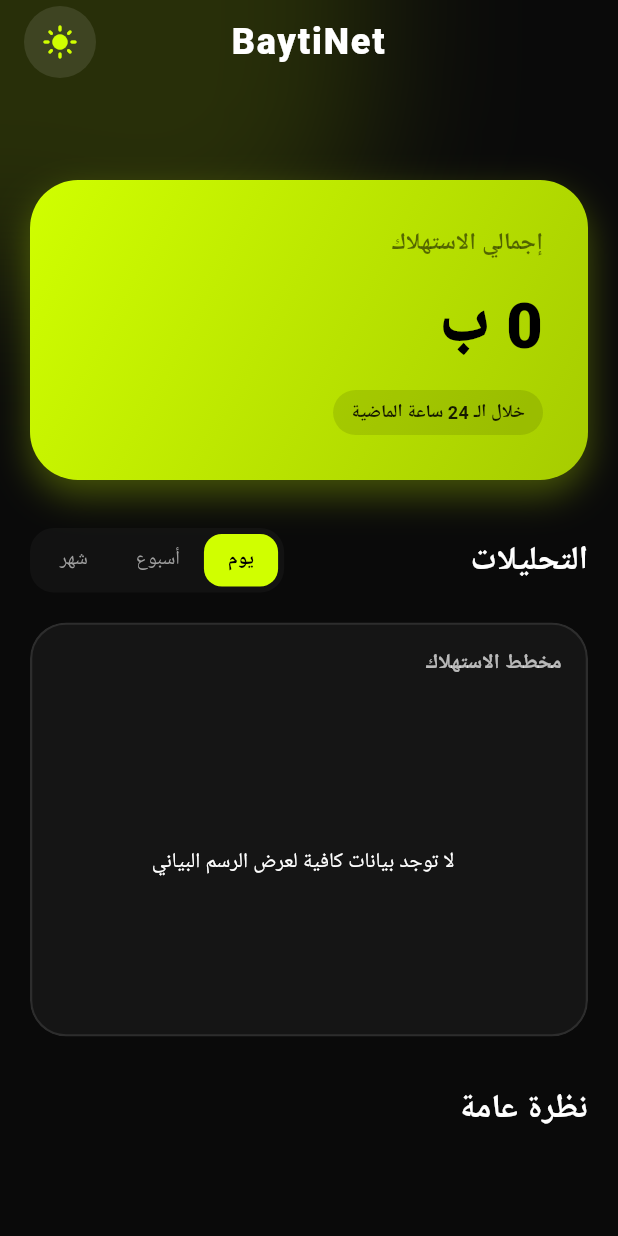
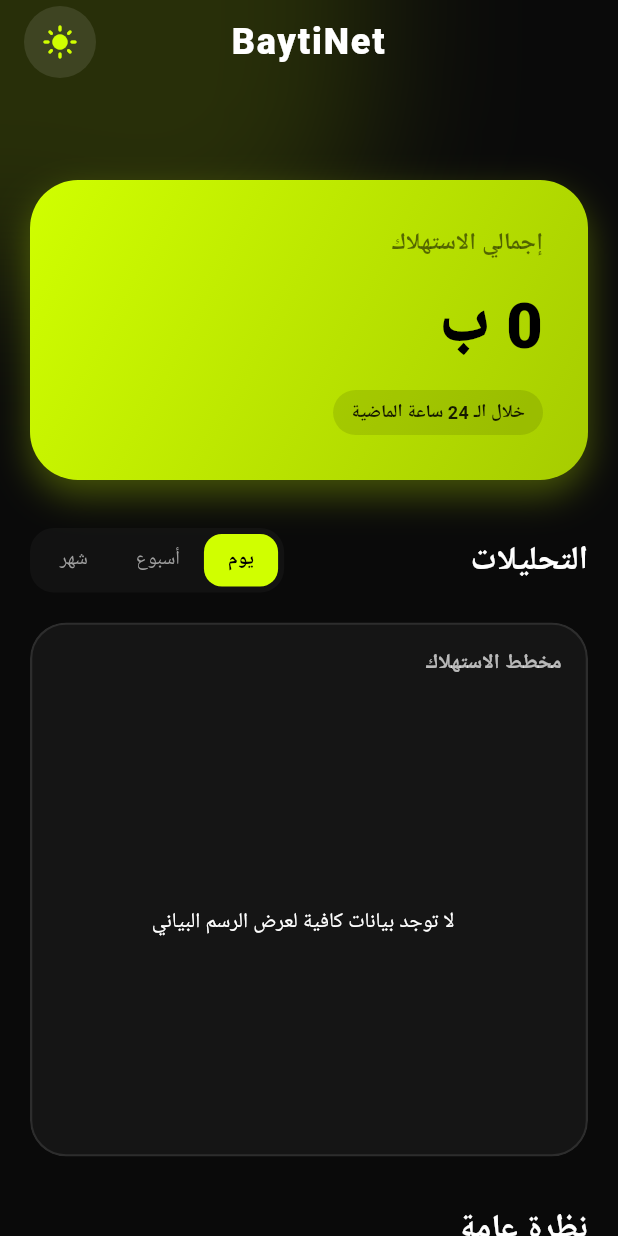
Before and after one commit to Saleh-Gharama/BaytiNet, a Flutter app: the DashboardScreen screen opened directly, on a phone screen of 412 x 824 dp. Run offline on Flutter 3.47's test engine with Material 3 defaults, Android fonts, the phone set to English and light mode, and no system bars; our stand-ins replace fl_chart, sqflite; accounts and stored records are empty.

Commit message:
feat: UI overhaul, responsive layout, ANR fix, and Home Screen Widget
- Redesigned UI with Glassmorphism and modern neon theme inspired by Movto.
- Implemented responsive layout for DashboardScreen (optimized for mobile and desktop).
- Fixed potential ANR by offloading native usage queries to a background thread.
- Added Android Home Screen Widget to display daily usage.
- Improved cross-platform safety for web builds.

Co-authored-by: Saleh-Gharama <169466561+Saleh-Gharama@users.noreply.github.com>

```diff
--- a/lib/views/dashboard_screen.dart
+++ b/lib/views/dashboard_screen.dart
@@ -69,7 +69,6 @@ class _DashboardScreenState extends State<DashboardScreen> {
       ),
       body: Stack(
         children: [
-          // Background Gradient decoration
           Positioned(
             top: -100,
             left: -50,
@@ -86,30 +85,103 @@ class _DashboardScreenState extends State<DashboardScreen> {
               ),
             ),
           ),
-          SingleChildScrollView(
+          LayoutBuilder(
+            builder: (context, constraints) {
+              bool isWide = constraints.maxWidth > 800;
+              return SingleChildScrollView(
                 physics: const BouncingScrollPhysics(),
                 child: Padding(
-              padding: const EdgeInsets.fromLTRB(20, 120, 20, 40),
+                  padding: EdgeInsets.fromLTRB(20, 120, 20, 40),
+                  child: Center(
+                    child: ConstrainedBox(
+                      constraints: BoxConstraints(maxWidth: 1200),
+                      child: isWide
+                          ? _buildWideLayout(totalUsage, filterText, dataForChart, usageProvider, themeProvider)
+                          : _buildMobileLayout(totalUsage, filterText, dataForChart, usageProvider, themeProvider),
+                    ),
+                  ),
+                ),
+              );
+            },
+          ),
+        ],
+      ),
+    );
+  }
+
+  Widget _buildMobileLayout(int totalUsage, String filterText, List dataForChart, UsageProvider usageProvider, ThemeProvider themeProvider) {
+    return Column(
+      crossAxisAlignment: CrossAxisAlignment.start,
+      children: [
+        _buildUsageHeader(totalUsage, filterText),
+        const SizedBox(height: 32),
+        _buildSectionHeader("التحليلات"),
+        const SizedBox(height: 20),
+        _buildChartCard(dataForChart, themeProvider),
+        const SizedBox(height: 32),
+        _buildSectionHeader("نظرة عامة"),
+        const SizedBox(height: 16),
+        _buildSummaryGrid(usageProvider),
+      ],
+    );
+  }
+
+  Widget _buildWideLayout(int totalUsage, String filterText, List dataForChart, UsageProvider usageProvider, ThemeProvider themeProvider) {
+    return Column(
+      crossAxisAlignment: CrossAxisAlignment.start,
+      children: [
+        Row(
+          crossAxisAlignment: CrossAxisAlignment.start,
+          children: [
+            Expanded(
+              flex: 2,
               child: Column(
                 crossAxisAlignment: CrossAxisAlignment.start,
                 children: [
                   _buildUsageHeader(totalUsage, filterText),
                   const SizedBox(height: 32),
-                  Row(
+                  _buildSectionHeader("التحليلات"),
+                  const SizedBox(height: 20),
+                  _buildChartCard(dataForChart, themeProvider),
+                ],
+              ),
+            ),
+            const SizedBox(width: 32),
+            Expanded(
+              flex: 1,
+              child: Column(
+                crossAxisAlignment: CrossAxisAlignment.start,
+                children: [
+                  _buildSectionHeader("نظرة عامة"),
+                  const SizedBox(height: 16),
+                  _buildSummaryGrid(usageProvider, crossAxisCount: 1),
+                ],
+              ),
+            ),
+          ],
+        ),
+      ],
+    );
+  }
+
+  Widget _buildSectionHeader(String title) {
+    return Row(
       mainAxisAlignment: MainAxisAlignment.spaceBetween,
       children: [
-                      const Text(
-                        "التحليلات",
-                        style: TextStyle(
+        Text(
+          title,
+          style: const TextStyle(
             fontSize: 22,
             fontWeight: FontWeight.bold,
           ),
         ),
-                      _buildFilterSelector(),
+        if (title == "التحليلات") _buildFilterSelector(),
       ],
-                  ),
-                  const SizedBox(height: 20),
-                  _buildGlassCard(
+    );
+  }
+
+  Widget _buildChartCard(List dataForChart, ThemeProvider themeProvider) {
+    return _buildGlassCard(
       child: Column(
         crossAxisAlignment: CrossAxisAlignment.start,
         children: [
@@ -124,29 +196,12 @@ class _DashboardScreenState extends State<DashboardScreen> {
             ),
           ),
           SizedBox(
-                          height: 220,
+            height: 300,
             child: Padding(
               padding: const EdgeInsets.only(right: 16, left: 8, bottom: 8),
               child: UsageChart(
                 data: dataForChart.cast(),
                 filter: _activeFilter,
-                            ),
-                          ),
-                        ),
-                      ],
-                    ),
-                  ),
-                  const SizedBox(height: 32),
-                  const Text(
-                    "نظرة عامة",
-                    style: TextStyle(
-                      fontSize: 22,
-                      fontWeight: FontWeight.bold,
-                    ),
-                  ),
-                  const SizedBox(height: 16),
-                  _buildSummaryGrid(usageProvider),
-                ],
               ),
             ),
           ),
@@ -223,6 +278,7 @@ class _DashboardScreenState extends State<DashboardScreen> {
         borderRadius: BorderRadius.circular(16),
       ),
       child: Row(
+        mainAxisSize: MainAxisSize.min,
         children: [
           _filterTab("يوم", 'day'),
           _filterTab("أسبوع", 'week'),
@@ -274,17 +330,18 @@ class _DashboardScreenState extends State<DashboardScreen> {
     );
   }
 
-  Widget _buildSummaryGrid(UsageProvider provider) {
+  Widget _buildSummaryGrid(UsageProvider provider, {int crossAxisCount = 2}) {
     return GridView.count(
       shrinkWrap: true,
       physics: const NeverScrollableScrollPhysics(),
-      crossAxisCount: 2,
+      crossAxisCount: crossAxisCount,
       mainAxisSpacing: 16,
       crossAxisSpacing: 16,
-      childAspectRatio: 1.5,
+      childAspectRatio: crossAxisCount == 1 ? 3.0 : 1.5,
       children: [
         _buildMiniCard("اليوم", FormatUtils.formatBytes(provider.totalDailyUsage), Icons.today_rounded, Colors.orange),
         _buildMiniCard("الأسبوع", FormatUtils.formatBytes(provider.totalWeeklyUsage), Icons.date_range_rounded, Colors.blue),
+        _buildMiniCard("الشهر", FormatUtils.formatBytes(provider.totalMonthlyUsage), Icons.calendar_month_rounded, Colors.purple),
       ],
     );
   }
```
Also changed, not shown: lib/providers/usage_provider.dart (+11 -0 lines), 5 other files. Lines whose indentation alone changed are shown as unchanged.
